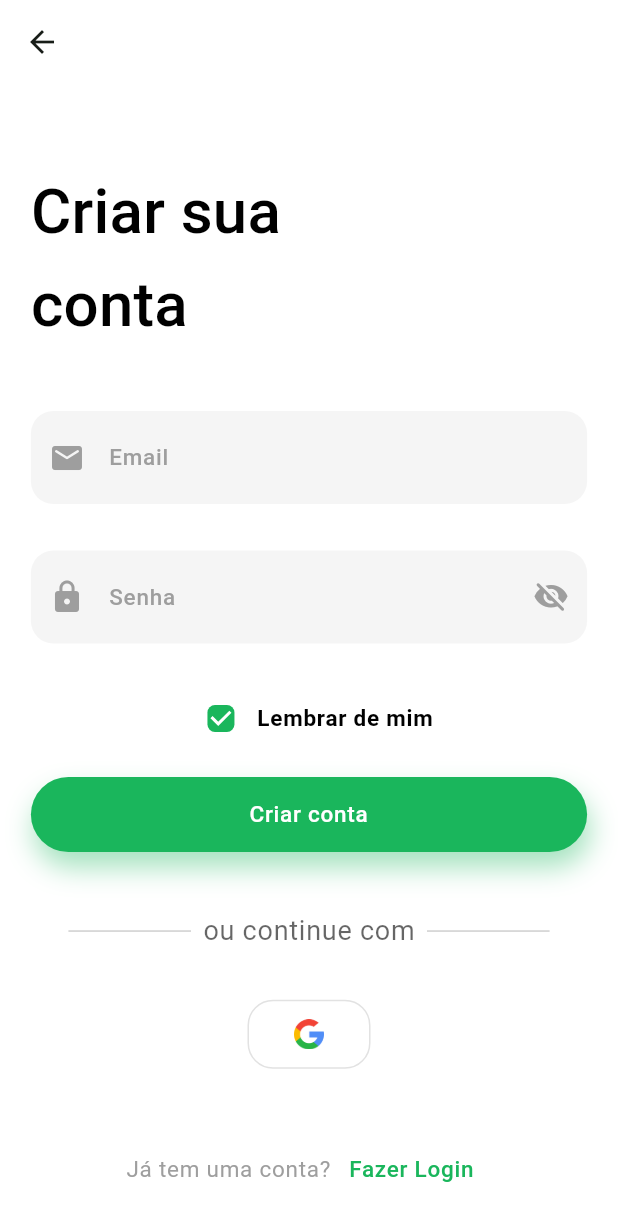
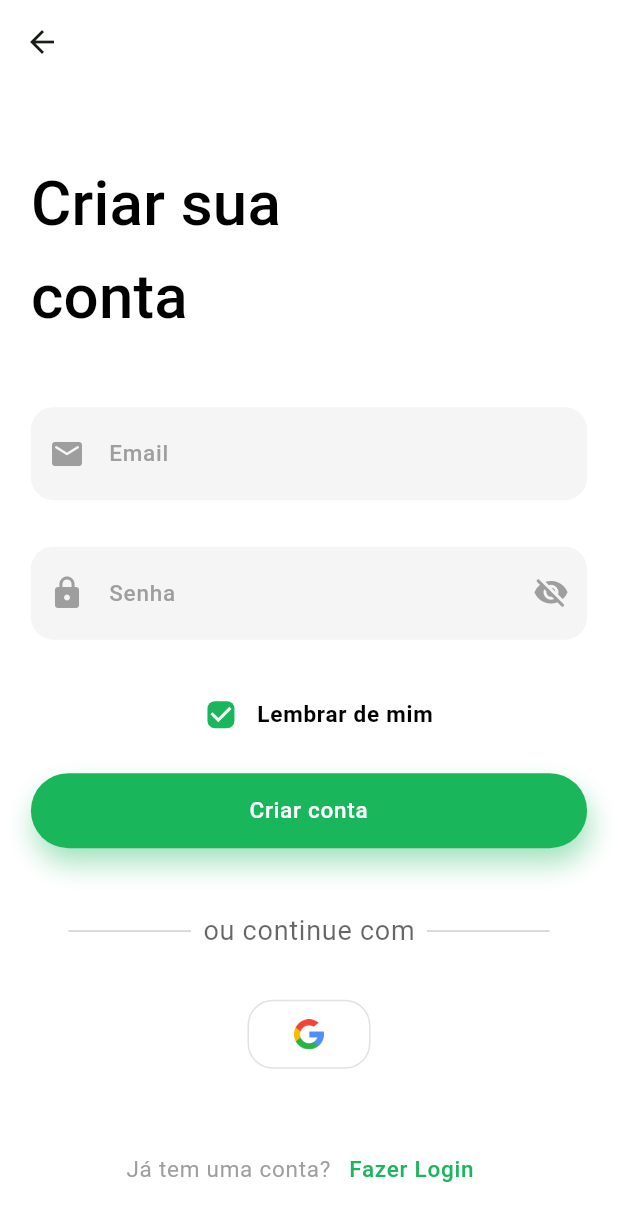
Before and after one commit to JoseVinicius-P/AluExpress-Flutter, a Flutter app: the CreateAccountPage screen opened by its route, on a phone screen of 412 x 824 dp. Shown: the top 1221 px of the screen. Run offline on Flutter 3.47's test engine with Material 2 defaults, Android fonts, the phone set to English and light mode, and no system bars; drawn by our look-alikes of auto_size_text; our stand-ins replace carousel_slider, device_preview, flutter_modular, flutter_triple, mask_text_input_formatter, responsive_builder.

Commit message:
style: Melhorando layout em alguns tamanhos de tela

```diff
--- a/lib/app/modules/authentication/pages/create_account_page.dart
+++ b/lib/app/modules/authentication/pages/create_account_page.dart
@@ -34,14 +34,14 @@ class CreateAccountPageState extends State<CreateAccountPage> {
                     child: Column(
                       crossAxisAlignment: CrossAxisAlignment.center,
                       children: [
-                        Spacer(),
-                        SizedBox(height: 50,),
-                        TitleWidget(
+                        const Spacer(),
+                        const Flexible(child: SizedBox(height: 50,)),
+                        const TitleWidget(
                           text: 'Criar sua \nconta',
                           textAlign: TextAlign.left,
                         ),
-                        Spacer(),
-                        FormWidget(),
+                        const Spacer(),
+                        const FormWidget(),
                         DefaultButtonWidget(
                           onTap: (){},
                           text: 'Criar conta',
@@ -49,7 +49,7 @@ class CreateAccountPageState extends State<CreateAccountPage> {
                           textColor: Colors.white,
                           shadow: true,
                         ),
-                        Spacer(),
+                        const Spacer(),
                       ],
                     )
                 ),
@@ -60,14 +60,14 @@ class CreateAccountPageState extends State<CreateAccountPage> {
                       mainAxisAlignment: MainAxisAlignment.spaceBetween,
                       children: [
                         const DividerWidget(text: "ou continue com"),
-                        const SizedBox(height: 15,),
+                        const Flexible(child: SizedBox(height: 15,)),
                         Row(
                           mainAxisSize: MainAxisSize.min,
                           children: [
                             GoogleButtonWidget(onTap: (){}, withText: false,)
                           ],
                         ),
-                        const SizedBox(height: 25,),
+                        const Flexible(child: SizedBox(height: 25,)),
                         const AccountExistsWidget()
                       ],
                     )
@@ -92,8 +92,8 @@ class CreateAccountPageState extends State<CreateAccountPage> {
                       crossAxisAlignment: CrossAxisAlignment.center,
                       mainAxisAlignment: MainAxisAlignment.center,
                       children: [
-                        Spacer(),
-                        FormWidget(),
+                        const Spacer(),
+                        const FormWidget(),
                         Row(
                           mainAxisSize: MainAxisSize.min,
                           children: [
@@ -111,8 +111,8 @@ class CreateAccountPageState extends State<CreateAccountPage> {
 
                           ],
                         ),
-                        Spacer(),
-                        AccountExistsWidget(),
+                        const Spacer(),
+                        const AccountExistsWidget(),
                       ],
                     )
                 ),
@@ -185,7 +185,7 @@ class FormWidget extends StatelessWidget {
             keyboardType: TextInputType.visiblePassword
         ),
         ChekboxRememberMe(checked: true, onChanged: (isChecked){},),
-        const SizedBox(height: 15,),
+        const Flexible(child: SizedBox(height: 15,)),
       ],
     );
   }
```
